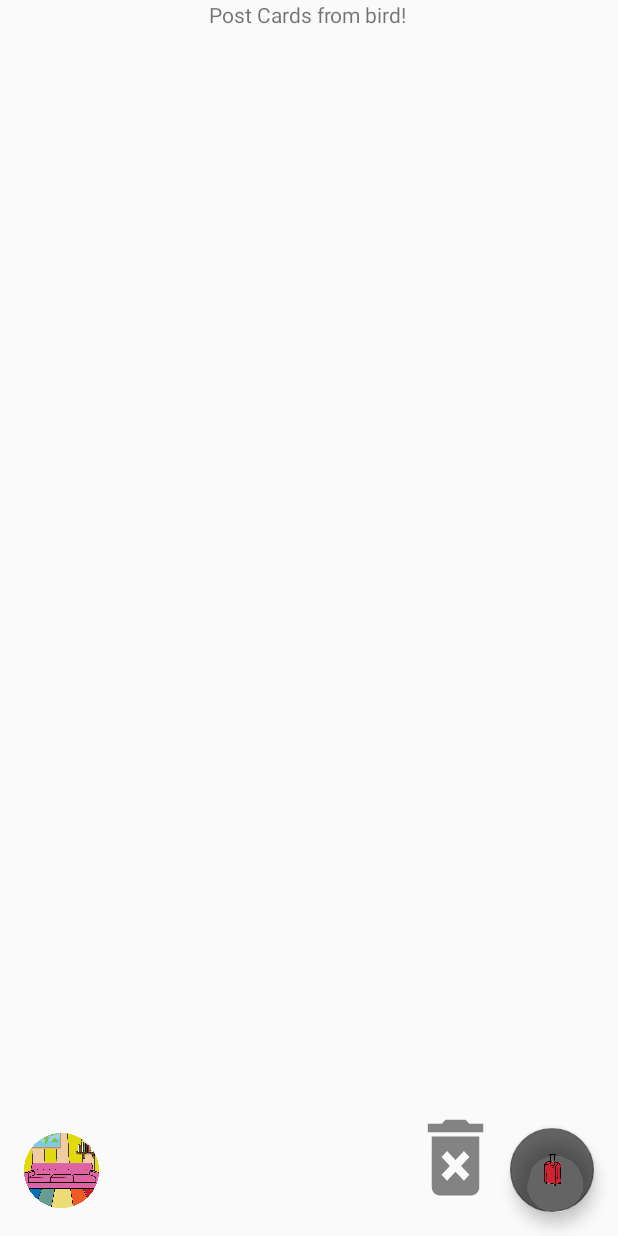
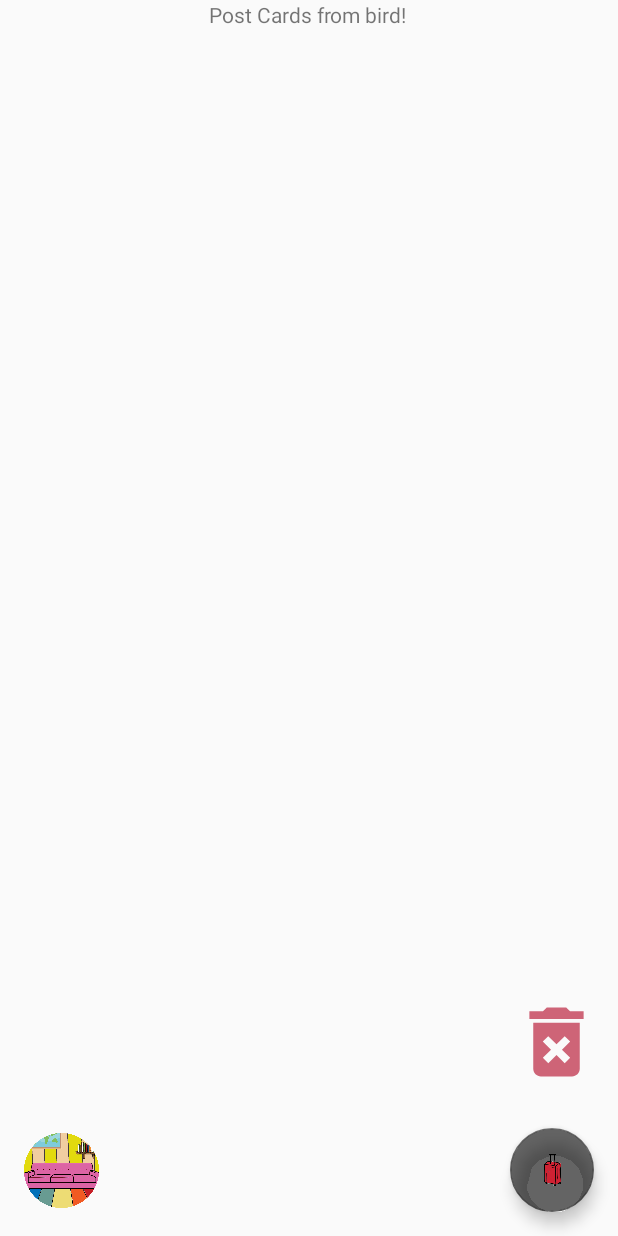
Before and after one commit to vwhwang/BirdFriend, an Android app: the PostcardsFragment screen opened through its navigation route, on a phone screen of 412 x 824 dp. Run offline under Robolectric (Android 15) with nearby library versions, the phone set to English and light mode, and no system bars; our stand-ins replace Room's generated code.

```diff
--- a/app/src/main/res/layout/fragment_camera.xml
+++ b/app/src/main/res/layout/fragment_camera.xml
@@ -12,7 +12,7 @@
         android:id="@+id/textView2"
         android:layout_width="wrap_content"
         android:layout_height="wrap_content"
-        android:text="@string/hello_blank_fragment"
+        android:text="@string/put_a_bird_on_it"
         app:layout_constraintBottom_toTopOf="@+id/load_image"
         app:layout_constraintEnd_toEndOf="parent"
         app:layout_constraintStart_toStartOf="parent"
@@ -34,7 +34,7 @@
         android:id="@+id/load_image"
         android:layout_width="346dp"
         android:layout_height="360dp"
-        android:src="@drawable/bird_1"
+        android:src="@drawable/fly_p1"
         app:layout_constraintBottom_toBottomOf="parent"
         app:layout_constraintEnd_toEndOf="parent"
         app:layout_constraintHorizontal_bias="0.492"
--- a/app/src/main/res/layout/fragment_postcards.xml
+++ b/app/src/main/res/layout/fragment_postcards.xml
@@ -55,14 +55,18 @@
 
     <Button
         android:id="@+id/delete_all_button"
-        android:layout_width="63dp"
-        android:layout_height="67dp"
+        android:layout_width="62dp"
+        android:layout_height="61dp"
+        android:layout_marginEnd="10dp"
+        android:layout_marginRight="10dp"
         android:background="@drawable/ic_delete_all"
+        app:backgroundTint="@color/design_default_color_error"
         app:layout_constraintBottom_toBottomOf="parent"
         app:layout_constraintEnd_toEndOf="parent"
-        app:layout_constraintHorizontal_bias="0.781"
+        app:layout_constraintHorizontal_bias="1.0"
         app:layout_constraintStart_toStartOf="parent"
         app:layout_constraintTop_toTopOf="parent"
-        app:layout_constraintVertical_bias="0.975" />
+        app:layout_constraintVertical_bias="0.871" />
+
 
 </androidx.constraintlayout.widget.ConstraintLayout>
--- a/app/src/main/res/values/strings.xml
+++ b/app/src/main/res/values/strings.xml
@@ -26,5 +26,6 @@
     <string name="back">Back</string>
     <string name="camera">Camera</string>
     <string name="select_your_photo">Select Your Photo</string>
+    <string name="put_a_bird_on_it">Put a bird on it!</string>
 
 </resources>
```
Also changed, not shown: app/src/main/res/drawable-anydpi/ic_image_add.xml (added, +11 -0 lines), app/src/main/res/drawable-hdpi/ic_image_add.png (added), app/src/main/res/drawable-mdpi/ic_image_add.png (added), app/src/main/res/drawable-xhdpi/ic_image_add.png (added), app/src/main/res/drawable-xxhdpi/ic_image_add.png (added).
